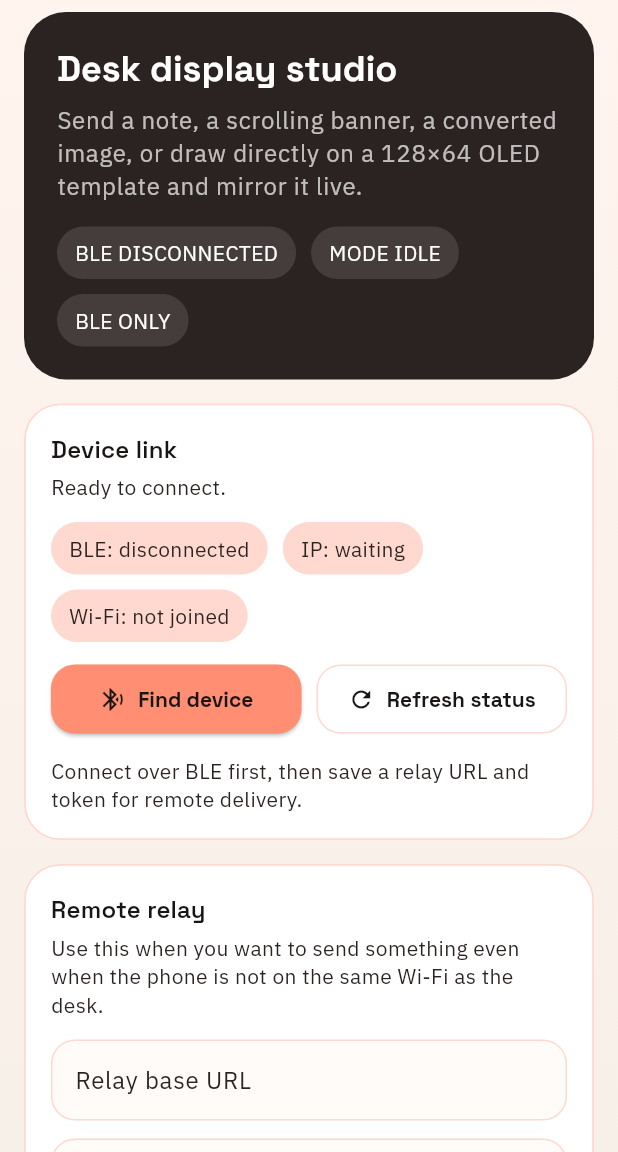
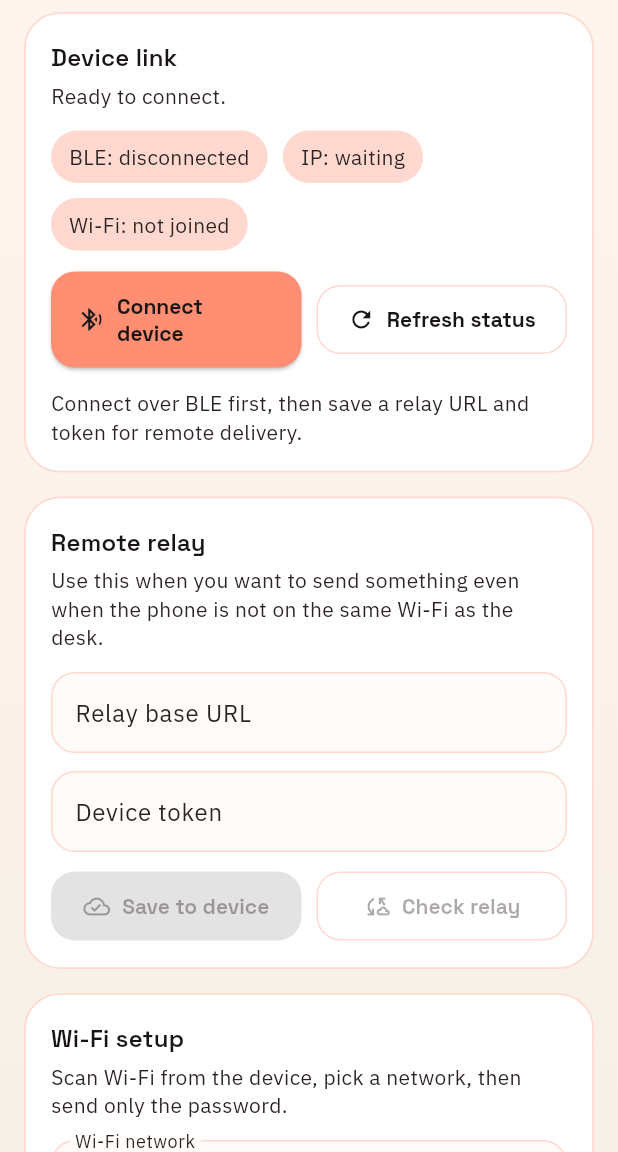
Before and after one commit to Predatuh/Desk-Companion, a Flutter app: the screen it shows after launch, on a phone screen of 412 x 824 dp, the part 84-1236 px from its top. Run offline on Flutter 3.47's test engine with Material 3 defaults, Android fonts, the phone set to English and light mode, and no system bars; our stand-ins replace file_picker, flutter_blue_plus, google_fonts.

Commit message:
Simplify top UI and add draw mode lock

```diff
--- a/lib/screens/desk_companion_studio_screen.dart
+++ b/lib/screens/desk_companion_studio_screen.dart
@@ -32,6 +32,7 @@ class _DeskCompanionStudioScreenState extends State<DeskCompanionStudioScreen> {
   Uint8List _drawBitmap = Uint8List(OledBitmapCodec.byteLength);
   bool _invertImage = false;
   bool _showGrid = true;
+  bool _drawModeEnabled = false;
   bool _liveDraw = false;
   bool _eraserMode = false;
   double _bannerSpeed = 35;
@@ -62,7 +63,6 @@ class _DeskCompanionStudioScreenState extends State<DeskCompanionStudioScreen> {
     _syncController(_deviceTokenController, controller.deviceToken);
 
     final canUseRelay = controller.hasRelayTarget;
-    final transportHint = canUseRelay ? 'Relay or BLE' : 'BLE only';
 
     return Scaffold(
       appBar: AppBar(title: const Text('Desk Companion')),
@@ -76,17 +76,13 @@ class _DeskCompanionStudioScreenState extends State<DeskCompanionStudioScreen> {
         ),
         child: SafeArea(
           child: SingleChildScrollView(
+            physics: _drawModeEnabled
+                ? const NeverScrollableScrollPhysics()
+                : const BouncingScrollPhysics(),
             padding: const EdgeInsets.fromLTRB(16, 8, 16, 24),
             child: Column(
               crossAxisAlignment: CrossAxisAlignment.start,
               children: [
-                _HeroPanel(
-                  bleState: controller.bleState.name,
-                  mode: controller.mode,
-                  transportHint: transportHint,
-                  liveDraw: _liveDraw,
-                ),
-                const SizedBox(height: 16),
                 _SectionCard(
                   title: 'Device link',
                   subtitle: controller.statusMessage,
@@ -125,7 +121,7 @@ class _DeskCompanionStudioScreenState extends State<DeskCompanionStudioScreen> {
                                       ? null
                                       : () => controller.scanAndConnect(),
                               icon: const Icon(Icons.bluetooth_searching),
-                              label: const Text('Find device'),
+                              label: const Text('Connect device'),
                             ),
                           ),
                           const SizedBox(width: 10),
@@ -363,13 +359,16 @@ class _DeskCompanionStudioScreenState extends State<DeskCompanionStudioScreen> {
                 const SizedBox(height: 16),
                 _SectionCard(
                   title: 'Draw live',
-                  subtitle: 'The phone canvas is the OLED screen. Every pixel you set here maps straight to the display buffer.',
+                  subtitle: _drawModeEnabled
+                      ? 'Draw mode is on. Page scrolling is locked until you turn it off.'
+                      : 'Turn on Draw mode before sketching so the page does not scroll while you draw.',
                   child: Column(
                     crossAxisAlignment: CrossAxisAlignment.start,
                     children: [
                       OledDrawingPad(
                         bitmap: _drawBitmap,
                         showGrid: _showGrid,
+                        enabled: _drawModeEnabled,
                         onPixel: _paintPixel,
                       ),
                       const SizedBox(height: 12),
@@ -377,6 +376,11 @@ class _DeskCompanionStudioScreenState extends State<DeskCompanionStudioScreen> {
                         spacing: 10,
                         runSpacing: 10,
                         children: [
+                          FilterChip(
+                            label: const Text('Draw mode'),
+                            selected: _drawModeEnabled,
+                            onSelected: (_) => setState(() => _drawModeEnabled = !_drawModeEnabled),
+                          ),
                           FilterChip(
                             label: const Text('Pen'),
                             selected: !_eraserMode,
@@ -753,63 +757,6 @@ class _DeskCompanionStudioScreenState extends State<DeskCompanionStudioScreen> {
   }
 }
 
-class _HeroPanel extends StatelessWidget {
-  const _HeroPanel({
-    required this.bleState,
-    required this.mode,
-    required this.transportHint,
-    required this.liveDraw,
-  });
-
-  final String bleState;
-  final String mode;
-  final String transportHint;
-  final bool liveDraw;
-
-  @override
-  Widget build(BuildContext context) {
-    return Container(
-      width: double.infinity,
-      padding: const EdgeInsets.all(22),
-      decoration: BoxDecoration(
-        color: CompanionTheme.charcoal,
-        borderRadius: BorderRadius.circular(28),
-      ),
-      child: Column(
-        crossAxisAlignment: CrossAxisAlignment.start,
-        children: [
-          Text(
-            'Desk display studio',
-            style: Theme.of(context)
-                .textTheme
-                .headlineMedium
-                ?.copyWith(color: Colors.white),
-          ),
-          const SizedBox(height: 8),
-          Text(
-            'Send a note, a scrolling banner, a converted image, or draw directly on a 128×64 OLED template and mirror it live.',
-            style: Theme.of(context)
-                .textTheme
-                .bodyLarge
-                ?.copyWith(color: Colors.white70),
-          ),
-          const SizedBox(height: 16),
-          Wrap(
-            spacing: 10,
-            runSpacing: 10,
-            children: [
-              _Pill(label: 'BLE ${bleState.toUpperCase()}'),
-              _Pill(label: 'MODE ${mode.toUpperCase()}'),
-              _Pill(label: transportHint.toUpperCase()),
-              if (liveDraw) const _Pill(label: 'LIVE DRAW ON'),
-            ],
-          ),
-        ],
-      ),
-    );
-  }
-}
-
 class _SectionCard extends StatelessWidget {
   const _SectionCard({
     required this.title,
@@ -858,27 +805,3 @@ class _ChipLabel extends StatelessWidget {
     );
   }
 }
-
-class _Pill extends StatelessWidget {
-  const _Pill({required this.label});
-
-  final String label;
-
-  @override
-  Widget build(BuildContext context) {
-    return Container(
-      padding: const EdgeInsets.symmetric(horizontal: 12, vertical: 8),
-      decoration: BoxDecoration(
-        color: Colors.white.withValues(alpha: 0.12),
-        borderRadius: BorderRadius.circular(999),
-      ),
-      child: Text(
-        label,
-        style: Theme.of(context)
-            .textTheme
-            .bodyMedium
-            ?.copyWith(color: Colors.white),
-      ),
-    );
-  }
-}
--- a/lib/widgets/oled_drawing_pad.dart
+++ b/lib/widgets/oled_drawing_pad.dart
@@ -10,11 +10,13 @@ class OledDrawingPad extends StatelessWidget {
     required this.bitmap,
     required this.onPixel,
     this.showGrid = true,
+    this.enabled = true,
   });
 
   final Uint8List bitmap;
   final OledPixelCallback onPixel;
   final bool showGrid;
+  final bool enabled;
 
   @override
   Widget build(BuildContext context) {
@@ -34,17 +36,39 @@ class OledDrawingPad extends StatelessWidget {
             onPixel(x, y);
           }
 
-          return GestureDetector(
+          return Stack(
+            children: [
+              GestureDetector(
                 behavior: HitTestBehavior.opaque,
-            onTapDown: (details) => forward(details.localPosition),
-            onPanStart: (details) => forward(details.localPosition),
-            onPanUpdate: (details) => forward(details.localPosition),
+                onTapDown: enabled ? (details) => forward(details.localPosition) : null,
+                onPanStart: enabled ? (details) => forward(details.localPosition) : null,
+                onPanUpdate: enabled ? (details) => forward(details.localPosition) : null,
                 child: CustomPaint(
                   painter: _OledDrawingPadPainter(
                     bitmap: bitmap,
                     showGrid: showGrid,
                   ),
                 ),
+              ),
+              if (!enabled)
+                Positioned.fill(
+                  child: DecoratedBox(
+                    decoration: BoxDecoration(
+                      color: Colors.black.withValues(alpha: 0.24),
+                      borderRadius: BorderRadius.circular(18),
+                    ),
+                    child: const Center(
+                      child: Text(
+                        'Turn on Draw mode to sketch',
+                        style: TextStyle(
+                          color: Colors.white,
+                          fontWeight: FontWeight.w600,
+                        ),
+                      ),
+                    ),
+                  ),
+                ),
+            ],
           );
         },
       ),
```
Lines whose indentation alone changed are shown as unchanged.
